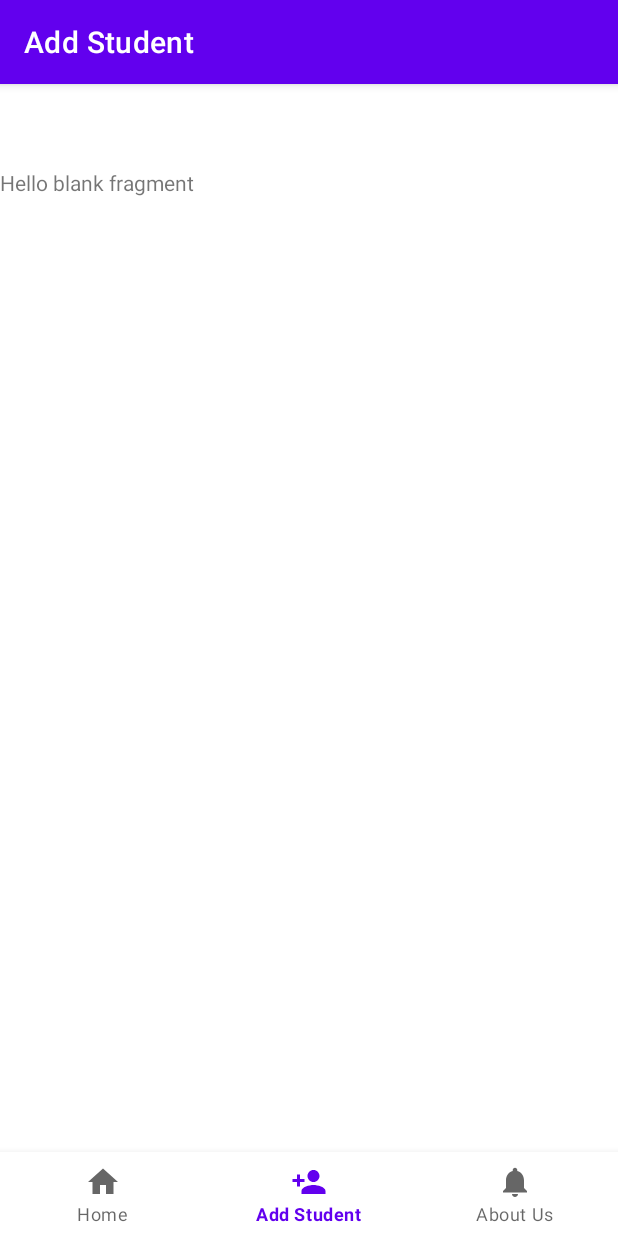
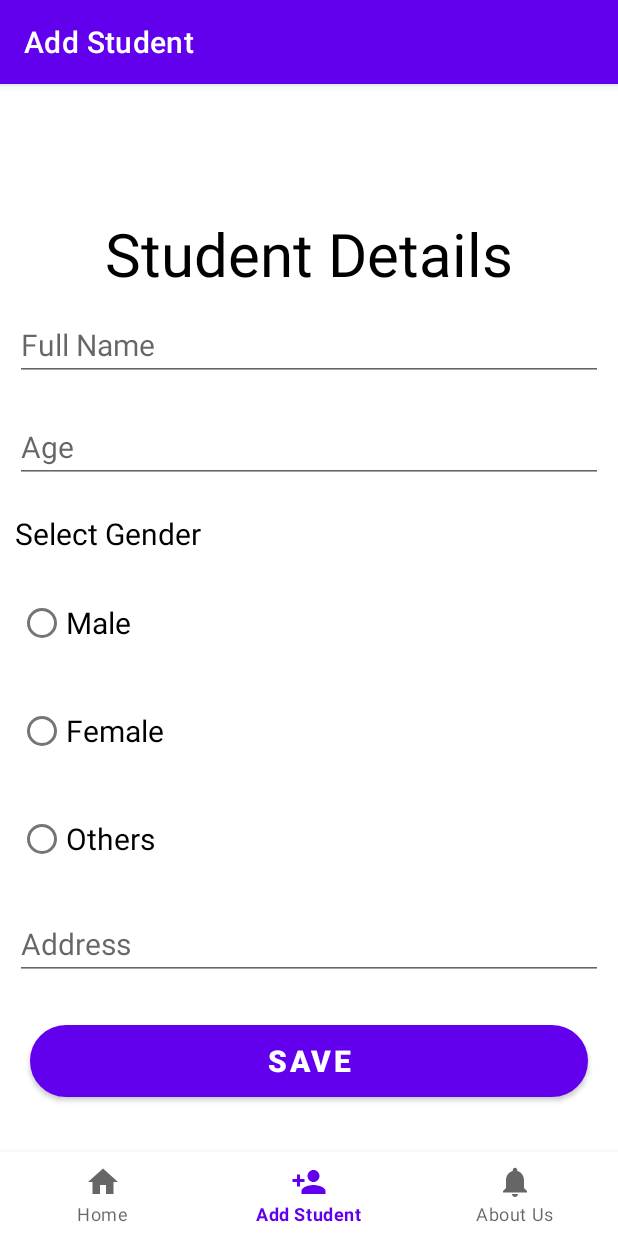
Before and after one commit to sariyanmagar/Week6Assignment1, an Android app: the AddStudentFragment screen opened through its navigation route, on a phone screen of 412 x 824 dp. Run offline under Robolectric (Android 15) with nearby library versions, the phone set to English and light mode, and no system bars; our stand-ins replace navigation-ui.

Commit message:
student form

```diff
--- a/app/build.gradle
+++ b/app/build.gradle
@@ -54,7 +54,7 @@ dependencies {
     implementation 'de.hdodenhof:circleimageview:3.1.0'
 
     def glide_version = "4.8.0"
-    implementation "com.github.bumptech.glide:glide:$glide_version"
     annotationProcessor "com.github.bumptech.glide:compiler:$glide_version"
 
+    implementation "com.github.bumptech.glide:glide:$glide_version"
 }
--- a/app/src/main/res/layout/fragment_add_student.xml
+++ b/app/src/main/res/layout/fragment_add_student.xml
@@ -1,14 +1,82 @@
 <?xml version="1.0" encoding="utf-8"?>
-<FrameLayout xmlns:android="http://schemas.android.com/apk/res/android"
+<LinearLayout
+    xmlns:android="http://schemas.android.com/apk/res/android"
     xmlns:tools="http://schemas.android.com/tools"
     android:layout_width="match_parent"
     android:layout_height="match_parent"
+    android:orientation="vertical"
     tools:context=".fragments.AddStudentFragment">
 
-    <!-- TODO: Update blank fragment layout -->
     <TextView
         android:layout_width="match_parent"
-        android:layout_height="match_parent"
-        android:text="@string/hello_blank_fragment" />
+        android:layout_height="wrap_content"
+        android:text="Student Details"
+        android:textColor="@color/black"
+        android:textSize="40sp"
+        android:layout_marginTop="30dp"
+        android:gravity="center_horizontal"
+        />
 
-</FrameLayout>
+    <EditText
+        android:layout_width="match_parent"
+        android:layout_height="wrap_content"
+        android:hint="Full Name"
+        android:textSize="20sp"
+        android:layout_margin="10dp"
+        />
+    <EditText
+        android:layout_width="match_parent"
+        android:layout_height="wrap_content"
+        android:hint="Age"
+        android:textSize="20sp"
+        android:layout_margin="10dp"
+        />
+    <TextView
+        android:layout_width="match_parent"
+        android:layout_height="wrap_content"
+        android:text="Select Gender"
+        android:textSize="20sp"
+        android:layout_margin="10dp"
+        android:textColor="@color/black"
+        />
+
+    <RadioButton
+        android:layout_width="match_parent"
+        android:layout_height="wrap_content"
+        android:text="Male"
+        android:textSize="20sp"
+        android:layout_margin="12dp"/>
+
+    <RadioButton
+        android:layout_width="match_parent"
+        android:layout_height="wrap_content"
+        android:text="Female"
+        android:textSize="20sp"
+        android:layout_margin="12dp"/>
+
+    <RadioButton
+        android:layout_width="match_parent"
+        android:layout_height="wrap_content"
+        android:text="Others"
+        android:textSize="20sp"
+        android:layout_margin="12dp"/>
+
+    <EditText
+        android:layout_width="match_parent"
+        android:layout_height="wrap_content"
+        android:hint="Address"
+        android:textSize="20sp"
+        android:layout_margin="10dp"/>
+
+    <Button
+        android:id="@+id/btnLogin"
+        android:layout_width="match_parent"
+        android:layout_height="wrap_content"
+        android:text="Save"
+        android:textStyle="bold"
+        android:textSize="20sp"
+        android:shadowColor="@android:color/transparent"
+        android:layout_margin="20dp"
+        android:background="@drawable/roundedcorner"/>
+
+</LinearLayout>
```
